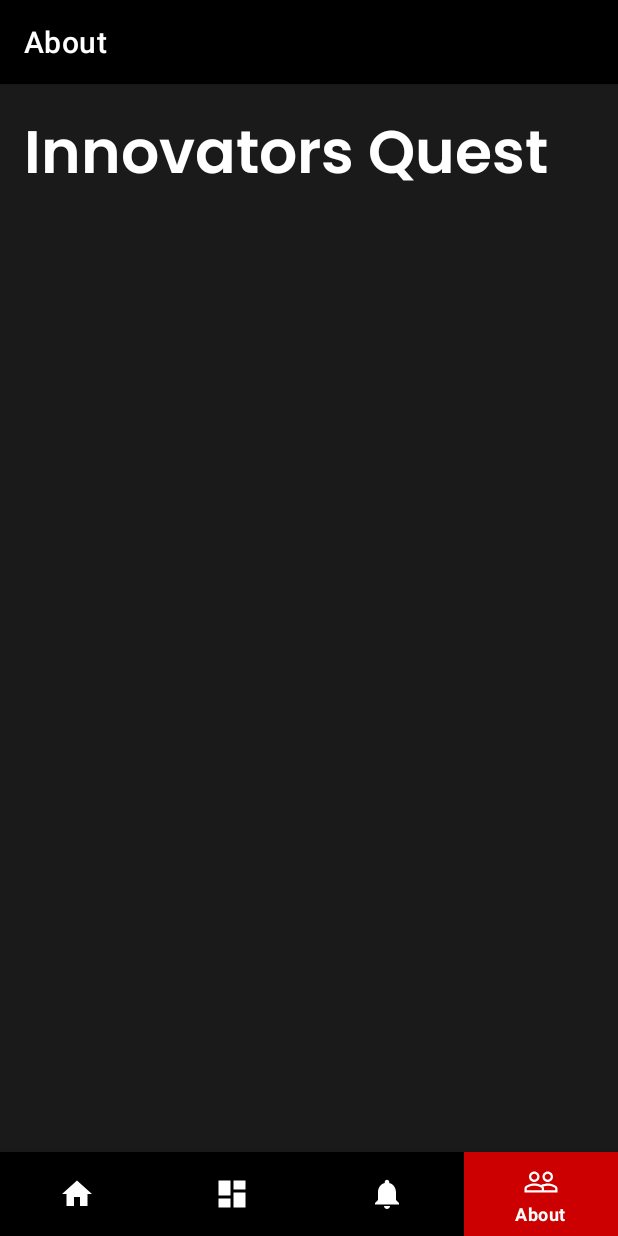
After one commit to PrinceGarg23/IQ-Android, an Android app: the AboutFragment screen opened through its navigation route, on a phone screen of 412 x 824 dp. The commit adds this screen. Run offline under Robolectric (Android 15) with nearby library versions, the phone set to English and light mode, and no system bars; our stand-ins replace navigation-ui.

Commit message:
Added new fragments

```diff
--- a/app/build.gradle
+++ b/app/build.gradle
@@ -39,6 +39,7 @@ dependencies {
     implementation 'androidx.lifecycle:lifecycle-viewmodel-ktx:2.3.1'
     implementation 'androidx.navigation:navigation-fragment:2.3.5'
     implementation 'androidx.navigation:navigation-ui:2.3.5'
+    implementation 'androidx.legacy:legacy-support-v4:1.0.0'
 
     testImplementation 'junit:junit:4.+'
     androidTestImplementation 'androidx.test.ext:junit:1.1.3'
--- a/app/src/main/AndroidManifest.xml
+++ b/app/src/main/AndroidManifest.xml
@@ -4,7 +4,7 @@
 
     <application
         android:allowBackup="true"
-        android:icon="@mipmap/ic_launcher"
+        android:icon="@drawable/iq_y_icon"
         android:label="@string/app_name"
         android:roundIcon="@mipmap/ic_launcher_round"
         android:supportsRtl="true"
--- a/app/src/main/java/com/example/iqapp/MainActivity.java
+++ b/app/src/main/java/com/example/iqapp/MainActivity.java
@@ -27,7 +27,7 @@ public class MainActivity extends AppCompatActivity {
         // Passing each menu ID as a set of Ids because each
         // menu should be considered as top level destinations.
         AppBarConfiguration appBarConfiguration = new AppBarConfiguration.Builder(
-                R.id.navigation_home, R.id.navigation_dashboard, R.id.navigation_notifications)
+                R.id.navigation_home, R.id.navigation_dashboard, R.id.navigation_notifications,R.id.navigation_about)
                 .build();
         NavController navController = Navigation.findNavController(this, R.id.nav_host_fragment_activity_main);
         NavigationUI.setupActionBarWithNavController(this, navController, appBarConfiguration);
--- /dev/null
+++ b/app/src/main/java/com/example/iqapp/ui/about/AboutFragment.java
@@ -0,0 +1,43 @@
+package com.example.iqapp.ui.about;
+
+import androidx.lifecycle.Observer;
+import androidx.lifecycle.ViewModel;
+import androidx.lifecycle.ViewModelProvider;
+
+import android.os.Bundle;
+
+import androidx.annotation.NonNull;
+import androidx.annotation.Nullable;
+import androidx.fragment.app.Fragment;
+
+import android.view.LayoutInflater;
+import android.view.View;
+import android.view.ViewGroup;
+import android.widget.TextView;
+
+import com.example.iqapp.databinding.AboutFragmentBinding;
+
+public class AboutFragment extends Fragment {
+
+    private AboutViewModel aboutViewModel;
+    private AboutFragmentBinding binding;
+
+    public View onCreateView(@NonNull LayoutInflater inflater,
+                             ViewGroup container, Bundle savedInstanceState) {
+        aboutViewModel =
+                new ViewModelProvider(this).get(AboutViewModel.class);
+
+        binding = AboutFragmentBinding.inflate(inflater, container, false);
+        View root = binding.getRoot();
+
+
+        return root;
+    }
+
+    @Override
+    public void onDestroyView() {
+        super.onDestroyView();
+        binding = null;
+    }
+
+}
--- /dev/null
+++ b/app/src/main/java/com/example/iqapp/ui/about/AboutViewModel.java
@@ -0,0 +1,19 @@
+package com.example.iqapp.ui.about;
+
+import androidx.lifecycle.LiveData;
+import androidx.lifecycle.MutableLiveData;
+import androidx.lifecycle.ViewModel;
+
+public class AboutViewModel extends ViewModel {
+    // TODO: Implement the ViewModel
+    private MutableLiveData<String> mText;
+
+    public AboutViewModel() {
+        mText = new MutableLiveData<>();
+        mText.setValue("This is About fragment");
+    }
+
+    public LiveData<String> getText() {
+        return mText;
+    }
+}
--- a/app/src/main/res/drawable/bottom_navigation_color_selector.xml
+++ b/app/src/main/res/drawable/bottom_navigation_color_selector.xml
@@ -1,5 +1,5 @@
 <?xml version="1.0" encoding="utf-8"?>
 <selector xmlns:android="http://schemas.android.com/apk/res/android">
-    <item android:color="@color/tab_enable" android:state_enabled="true" />
-    <item android:color="@color/tab_disable" android:state_enabled="false" />
+    <item android:color="@color/white" android:state_checked="true" />
+    <item android:color="@color/tab_disable" android:state_checked="false" />
 </selector>
--- /dev/null
+++ b/app/src/main/res/drawable/ic_about_black_24dp.xml
@@ -0,0 +1,10 @@
+<?xml version="1.0" encoding="utf-8"?>
+<vector xmlns:android="http://schemas.android.com/apk/res/android"
+    android:width="24dp"
+    android:height="24dp"
+    android:viewportWidth="24.0"
+    android:viewportHeight="24.0">
+    <path
+        android:fillColor="#FF000000"
+        android:pathData="M16.5,13c-1.2,0 -3.07,0.34 -4.5,1 -1.43,-0.67 -3.3,-1 -4.5,-1C5.33,13 1,14.08 1,16.25L1,19h22v-2.75c0,-2.17 -4.33,-3.25 -6.5,-3.25zM12.5,17.5h-10v-1.25c0,-0.54 2.56,-1.75 5,-1.75s5,1.21 5,1.75v1.25zM21.5,17.5L14,17.5v-1.25c0,-0.46 -0.2,-0.86 -0.52,-1.22 0.88,-0.3 1.96,-0.53 3.02,-0.53 2.44,0 5,1.21 5,1.75v1.25zM7.5,12c1.93,0 3.5,-1.57 3.5,-3.5S9.43,5 7.5,5 4,6.57 4,8.5 5.57,12 7.5,12zM7.5,6.5c1.1,0 2,0.9 2,2s-0.9,2 -2,2 -2,-0.9 -2,-2 0.9,-2 2,-2zM16.5,12c1.93,0 3.5,-1.57 3.5,-3.5S18.43,5 16.5,5 13,6.57 13,8.5s1.57,3.5 3.5,3.5zM16.5,6.5c1.1,0 2,0.9 2,2s-0.9,2 -2,2 -2,-0.9 -2,-2 0.9,-2 2,-2z"/>
+</vector>
--- /dev/null
+++ b/app/src/main/res/drawable/nav_background.xml
@@ -0,0 +1,5 @@
+<?xml version="1.0" encoding="utf-8"?>
+<selector xmlns:android="http://schemas.android.com/apk/res/android">
+    <item android:drawable="@android:color/holo_red_dark" android:state_checked="true" />
+    <item android:drawable="@android:color/black"/>
+</selector>
--- /dev/null
+++ b/app/src/main/res/layout/about_fragment.xml
@@ -0,0 +1,30 @@
+<?xml version="1.0" encoding="utf-8"?>
+<androidx.core.widget.NestedScrollView
+ xmlns:android="http://schemas.android.com/apk/res/android"
+    xmlns:app="http://schemas.android.com/apk/res-auto"
+    xmlns:tools="http://schemas.android.com/tools"
+    android:layout_width="match_parent"
+    android:layout_height="match_parent"
+    tools:context=".ui.about.AboutFragment"
+    >
+
+<androidx.constraintlayout.widget.ConstraintLayout
+    android:layout_width="match_parent"
+    android:layout_height="match_parent">
+
+    <TextView
+        android:id="@+id/textView1"
+        android:layout_width="wrap_content"
+        android:layout_height="wrap_content"
+        android:layout_marginStart="16dp"
+        android:layout_marginTop="15dp"
+        android:fontFamily="@font/semibold"
+        android:text="Innovators Quest"
+        android:textColor="?attr/colorOnPrimary"
+        android:textSize="40sp"
+        android:textStyle="bold"
+        app:layout_constraintStart_toStartOf="parent"
+        app:layout_constraintTop_toTopOf="parent"
+        />
+</androidx.constraintlayout.widget.ConstraintLayout>
+</androidx.core.widget.NestedScrollView>
--- a/app/src/main/res/layout/activity_main.xml
+++ b/app/src/main/res/layout/activity_main.xml
@@ -4,9 +4,9 @@
     android:id="@+id/container"
     android:layout_width="match_parent"
     android:layout_height="match_parent"
-    android:paddingTop="?attr/actionBarSize"
     android:background="@color/background"
-    android:color="@color/white">
+    android:color="@color/white"
+    >
 
     <com.google.android.material.bottomnavigation.BottomNavigationView
         android:id="@+id/nav_view"
@@ -19,7 +19,7 @@
         app:layout_constraintLeft_toLeftOf="parent"
         app:layout_constraintRight_toRightOf="parent"
         app:menu="@menu/bottom_nav_menu"
-        app:itemBackground="@color/black"
+        app:itemBackground="@drawable/nav_background"
         app:itemIconTint="@drawable/bottom_navigation_color_selector"
         app:itemTextColor="@drawable/bottom_navigation_color_selector" />
 
--- a/app/src/main/res/menu/bottom_nav_menu.xml
+++ b/app/src/main/res/menu/bottom_nav_menu.xml
@@ -5,9 +5,7 @@
     <item
         android:id="@+id/navigation_home"
         android:icon="@drawable/ic_home_black_24dp"
-        android:title="@string/title_home"
-        app:itemBackground="@color/black"
-        app:itemIconTint="#ffffff"/>
+        android:title="@string/title_home" />
 
     <item
         android:id="@+id/navigation_dashboard"
@@ -19,4 +17,8 @@
         android:icon="@drawable/ic_notifications_black_24dp"
         android:title="@string/title_notifications" />
 
+    <item
+        android:id="@+id/navigation_about"
+        android:icon="@drawable/ic_about_black_24dp"
+        android:title="@string/title_about" />
 </menu>
--- a/app/src/main/res/navigation/mobile_navigation.xml
+++ b/app/src/main/res/navigation/mobile_navigation.xml
@@ -23,4 +23,10 @@
         android:name="com.example.iqapp.ui.notifications.NotificationsFragment"
         android:label="@string/title_notifications"
         tools:layout="@layout/fragment_notifications" />
+
+    <fragment
+        android:id="@+id/navigation_about"
+        android:name="com.example.iqapp.ui.about.AboutFragment"
+        android:label="@string/title_about"
+        tools:layout="@layout/about_fragment" />
 </navigation>
--- a/app/src/main/res/values/strings.xml
+++ b/app/src/main/res/values/strings.xml
@@ -3,4 +3,7 @@
     <string name="title_home">Home</string>
     <string name="title_dashboard">Dashboard</string>
     <string name="title_notifications">Notifications</string>
+    <!-- TODO: Remove or change this placeholder text -->
+    <string name="hello_blank_fragment">Hello blank fragment</string>
+    <string name="title_about">About</string>
 </resources>
```
Also changed, not shown: app/src/main/res/drawable/iq_y_icon.jpg (added), app/src/main/res/font/semibold.ttf (added), 1 other file.
